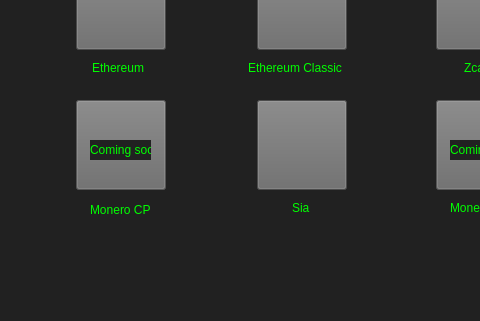
Old version of the form Mr.Mining/MikeTheMiner/ChooseCurrency.ui in the repository patel344/Mr.Miner; both pictures show x 0 to 480 and y 270 to 591 of the 600 by 591 pixel window.
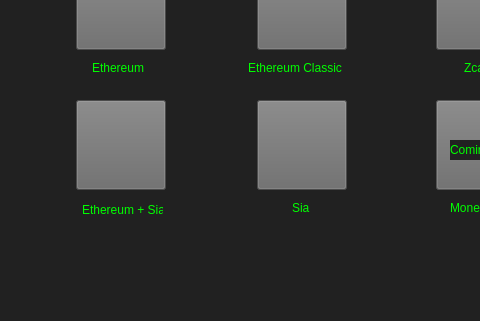
New version of the form. Icons and pictures are not drawn.

The edit to the form file:
```diff
--- a/Mr.Mining/MikeTheMiner/ChooseCurrency.ui
+++ b/Mr.Mining/MikeTheMiner/ChooseCurrency.ui
@@ -103,7 +103,7 @@
   </widget>
   <widget class="QPushButton" name="pascal">
    <property name="enabled">
-    <bool>false</bool>
+    <bool>true</bool>
    </property>
    <property name="geometry">
     <rect>
@@ -236,9 +236,9 @@
   <widget class="QLabel" name="label_5">
    <property name="geometry">
     <rect>
-     <x>90</x>
+     <x>82</x>
      <y>470</y>
-     <width>61</width>
+     <width>81</width>
      <height>20</height>
     </rect>
    </property>
@@ -246,7 +246,7 @@
     <string notr="true">color:rgb(0, 255, 0)</string>
    </property>
    <property name="text">
-    <string>Monero CPU</string>
+    <string>Ethereum + Sia</string>
    </property>
   </widget>
   <widget class="QLabel" name="label_6">
@@ -744,22 +744,6 @@
     <string>Coming soon</string>
    </property>
   </widget>
-  <widget class="QLabel" name="label_9">
-   <property name="geometry">
-    <rect>
-     <x>90</x>
-     <y>410</y>
-     <width>61</width>
-     <height>20</height>
-    </rect>
-   </property>
-   <property name="styleSheet">
-    <string notr="true">color:rgb(0, 255, 0)</string>
-   </property>
-   <property name="text">
-    <string>Coming soon</string>
-   </property>
-  </widget>
  </widget>
  <resources>
   <include location="ChooseCurrency.qrc"/>
```
Left out of the diff: 2 changed lines with no effect on the pictures.
